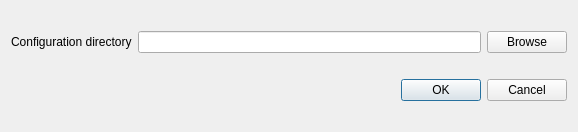
This is molonaviz/ui/dialogImportLab.ui in GVigne/Molonaviz as Qt 5 draws it before an edit. The edited form follows.
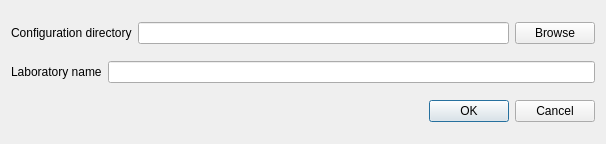
This is the edited form.

Commit message: Import a lab. Needs more testing.

```diff
--- a/molonaviz/ui/dialogImportLab.ui
+++ b/molonaviz/ui/dialogImportLab.ui
@@ -9,8 +9,8 @@
    <rect>
     <x>0</x>
     <y>0</y>
-    <width>578</width>
-    <height>132</height>
+    <width>606</width>
+    <height>144</height>
    </rect>
   </property>
   <property name="windowTitle">
@@ -42,6 +42,24 @@
      </item>
     </layout>
    </item>
+   <item>
+    <layout class="QHBoxLayout" name="horizontalLayout_3" stretch="0,1">
+     <item>
+      <widget class="QLabel" name="label_2">
+       <property name="text">
+        <string>Laboratory name</string>
+       </property>
+      </widget>
+     </item>
+     <item>
+      <widget class="QLineEdit" name="lineEditLabName">
+       <property name="readOnly">
+        <bool>false</bool>
+       </property>
+      </widget>
+     </item>
+    </layout>
+   </item>
    <item>
     <layout class="QHBoxLayout" name="horizontalLayout_2">
      <item>
```
The commit also changes 4 other files.
